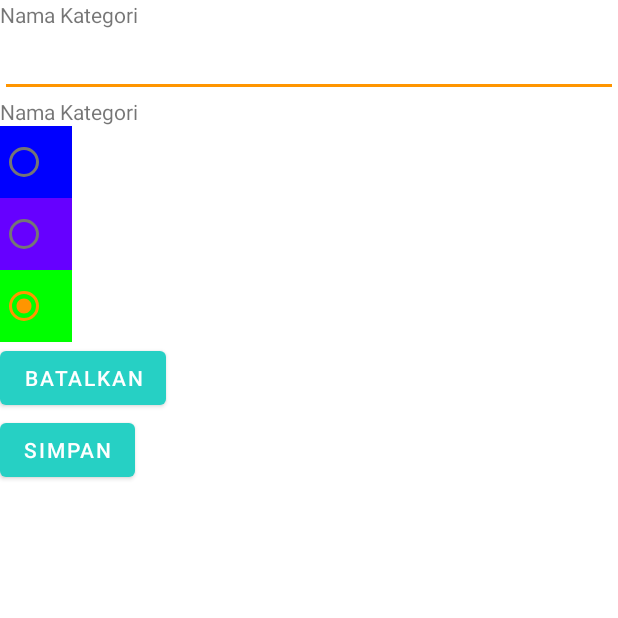
After one commit to arthara/SimplePOS-android, an Android app: the NewCategoryActivity screen opened directly, with no data from a screen before it, on a phone screen of 412 x 824 dp, the top half of it. The commit adds this screen. Run offline under Robolectric (Android 15) with nearby library versions, the phone set to English and light mode, and no system bars; our stand-ins replace data binding; network calls fail.

Commit message:
Add Logic for New Category #38

```diff
--- a/app/src/main/AndroidManifest.xml
+++ b/app/src/main/AndroidManifest.xml
@@ -42,6 +42,7 @@
             android:name=".modul.storeinput.StoreInputActivity"
             android:configChanges="orientation"
             android:screenOrientation="portrait" />
+        <activity android:name=".modul.newcategory.NewCategoryActivity"/>
     </application>
 
 </manifest>
--- /dev/null
+++ b/app/src/main/java/com/simple/pos/modul/newcategory/NewCategoryActivity.kt
@@ -0,0 +1,52 @@
+package com.simple.pos.modul.newcategory
+
+import android.app.Activity
+import android.graphics.drawable.ColorDrawable
+import android.os.Bundle
+import android.widget.Button
+import android.widget.EditText
+import android.widget.RadioButton
+import android.widget.RadioGroup
+import androidx.appcompat.app.AppCompatActivity
+import com.simple.pos.R
+import com.simple.pos.shared.model.Category
+import java.lang.String
+
+class NewCategoryActivity: AppCompatActivity(), NewCategoryContract.View {
+    private val presenter = NewCategoryPresenter(this)
+
+    override fun onCreate(savedInstanceState: Bundle?) {
+        super.onCreate(savedInstanceState)
+        setContentView(R.layout.activity_input_category)
+        initializeButtonsOnClick()
+    }
+
+    private fun initializeButtonsOnClick() {
+        findViewById<Button>(R.id.inputCategoryCancelBtn).setOnClickListener{
+            redirectToCategoryProduct()
+        }
+        findViewById<Button>(R.id.inputCategorySaveBtn).setOnClickListener{
+            presenter.createCategory(collectInput())
+        }
+    }
+
+    private fun collectInput(): Category {
+        val name = findViewById<EditText>(R.id.newCategoryNameEt).text.toString()
+        val radioGroup = findViewById<RadioGroup>(R.id.inputCategoryColorRg)
+        val radioButtonId = radioGroup.checkedRadioButtonId
+        //convert background to colordrawable so it's possible to get the color
+        val background = findViewById<RadioButton>(radioButtonId).background as ColorDrawable
+        val hexColor = String.format("#%08X", background.color)
+
+        return Category(name, hexColor)
+    }
+
+    override fun notifyThatListChanged() {
+        // tell that create category request is successful and category list need to be refreshed
+        setResult(Activity.RESULT_OK)
+    }
+
+    override fun redirectToCategoryProduct() {
+        finish()
+    }
+}
--- /dev/null
+++ b/app/src/main/java/com/simple/pos/modul/newcategory/NewCategoryContract.kt
@@ -0,0 +1,19 @@
+package com.simple.pos.modul.newcategory
+
+import com.simple.pos.shared.callback.RequestCallback
+import com.simple.pos.shared.model.Category
+
+interface NewCategoryContract {
+    interface View {
+        fun redirectToCategoryProduct()
+        fun notifyThatListChanged()
+    }
+
+    interface Presenter {
+        fun createCategory(category: Category)
+    }
+
+    interface Interactor {
+        fun requestCreateCategory(category: Category, callback: RequestCallback<Category?>)
+    }
+}
--- /dev/null
+++ b/app/src/main/java/com/simple/pos/modul/newcategory/NewCategoryInteractor.kt
@@ -0,0 +1,20 @@
+package com.simple.pos.modul.newcategory
+
+import com.simple.pos.shared.callback.RequestCallback
+import com.simple.pos.shared.callback.RetrofitCallback
+import com.simple.pos.shared.extension.TAG
+import com.simple.pos.shared.model.Category
+import com.simple.pos.shared.retrofit.ServiceGenerator
+
+class NewCategoryInteractor: NewCategoryContract.Interactor {
+    companion object {
+        private val service = ServiceGenerator.createService(NewCategoryService::class.java)
+    }
+
+    override fun requestCreateCategory(category: Category, callback: RequestCallback<Category?>){
+        service.createCategory(category)
+            .enqueue(
+                RetrofitCallback(callback, TAG, "requestCreateCategory")
+            )
+    }
+}
--- /dev/null
+++ b/app/src/main/java/com/simple/pos/modul/newcategory/NewCategoryPresenter.kt
@@ -0,0 +1,36 @@
+package com.simple.pos.modul.newcategory
+
+import android.text.TextUtils
+import android.util.Log
+import com.simple.pos.shared.callback.RequestCallback
+import com.simple.pos.shared.extension.TAG
+import com.simple.pos.shared.model.Category
+
+class NewCategoryPresenter(private val view: NewCategoryContract.View)
+    : NewCategoryContract.Presenter {
+    companion object {
+        private val interactor = NewCategoryInteractor()
+    }
+
+    override fun createCategory(category: Category){
+        if(!isCategoryValid(category))
+            return
+        interactor.requestCreateCategory(category, object: RequestCallback<Category?>{
+            override fun requestSuccess(data: Category?) {
+                view.notifyThatListChanged()
+                view.redirectToCategoryProduct()
+            }
+
+            override fun requestError(message: String?) {
+                Log.i(TAG, "Failed to create new category")
+            }
+        })
+    }
+
+    private fun isCategoryValid(category: Category): Boolean {
+        //TODO : also show error if category is invalid
+        if(TextUtils.isEmpty(category.name))
+            return false
+        return true
+    }
+}
--- /dev/null
+++ b/app/src/main/java/com/simple/pos/modul/newcategory/NewCategoryService.kt
@@ -0,0 +1,11 @@
+package com.simple.pos.modul.newcategory
+
+import com.simple.pos.shared.model.Category
+import retrofit2.http.Body
+import retrofit2.http.POST
+import retrofit2.Call
+
+interface NewCategoryService {
+    @POST("categories")
+    fun createCategory(@Body category: Category): Call<Category?>
+}
--- /dev/null
+++ b/app/src/main/res/layout/activity_input_category.xml
@@ -0,0 +1,56 @@
+<?xml version="1.0" encoding="utf-8"?>
+<layout>
+    <LinearLayout
+        xmlns:android="http://schemas.android.com/apk/res/android"
+        android:layout_width="match_parent"
+        android:layout_height="match_parent"
+        android:orientation="vertical">
+
+        <TextView
+            android:text="@string/category_name_hint"
+            android:layout_width="match_parent"
+            android:layout_height="wrap_content"/>
+        <EditText
+            android:id="@+id/newCategoryNameEt"
+            android:layout_width="match_parent"
+            android:layout_height="wrap_content"/>
+        <TextView
+            android:text="@string/category_name_hint"
+            android:layout_width="match_parent"
+            android:layout_height="wrap_content"/>
+        <!--   Color Picker     -->
+        <RadioGroup
+            android:id="@+id/inputCategoryColorRg"
+            android:layout_width="wrap_content"
+            android:layout_height="wrap_content">
+
+            <RadioButton
+                android:id="@+id/categoryColor1Rb"
+                android:layout_width="wrap_content"
+                android:layout_height="wrap_content"
+                android:background="@color/category_color_1"/>
+            <RadioButton
+                android:id="@+id/categoryColor2Rb"
+                android:layout_width="wrap_content"
+                android:layout_height="wrap_content"
+                android:background="@color/category_color_2"/>
+            <RadioButton
+                android:id="@+id/categoryColor3Rb"
+                android:layout_width="wrap_content"
+                android:layout_height="wrap_content"
+                android:background="@color/category_color_3"
+                android:checked="true"/>
+        </RadioGroup>
+
+        <Button
+            android:id="@+id/inputCategoryCancelBtn"
+            android:layout_width="wrap_content"
+            android:layout_height="wrap_content"
+            android:text="@string/cancel"/>
+        <Button
+            android:id="@+id/inputCategorySaveBtn"
+            android:layout_width="wrap_content"
+            android:layout_height="wrap_content"
+            android:text="@string/save"/>
+    </LinearLayout>
+</layout>
--- /dev/null
+++ b/app/src/main/res/values/category_colors.xml
@@ -0,0 +1,6 @@
+<?xml version="1.0" encoding="utf-8"?>
+<resources>
+    <color name="category_color_1">#0000FF</color>
+    <color name="category_color_2">#6600FF</color>
+    <color name="category_color_3">#00FF00</color>
+</resources>
--- a/app/src/main/res/values/strings.xml
+++ b/app/src/main/res/values/strings.xml
@@ -47,4 +47,6 @@
     <string name="filter">Filter</string>
     <string name="stok">Stok</string>
     <string name="category_name_hint">Nama Kategori</string>
+    <string name="cancel">Batalkan</string>
+    <string name="save">simpan</string>
 </resources>
```
Also changed, not shown: app/src/main/java/com/simple/pos/modul/dashboard/fragment/inventory/subfragment/category/CategoryFragment.kt (+21 -0 lines).
